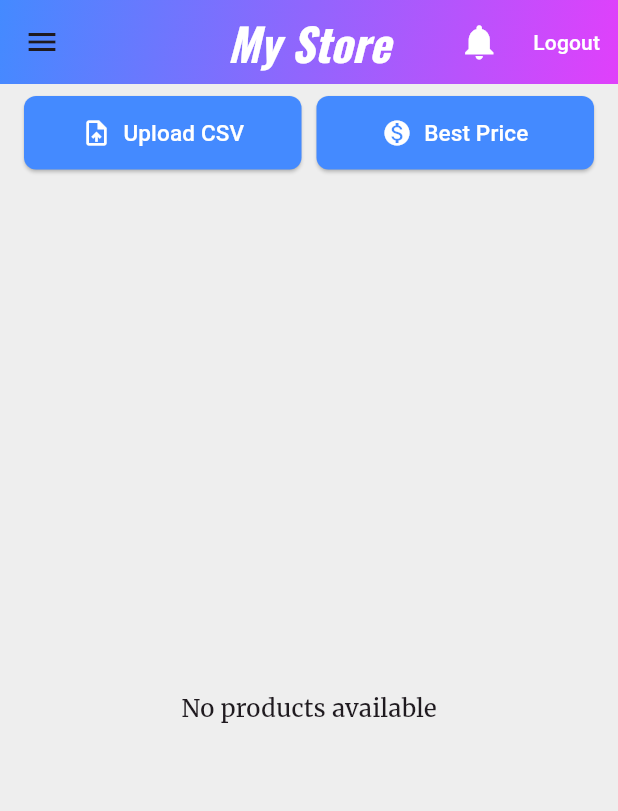
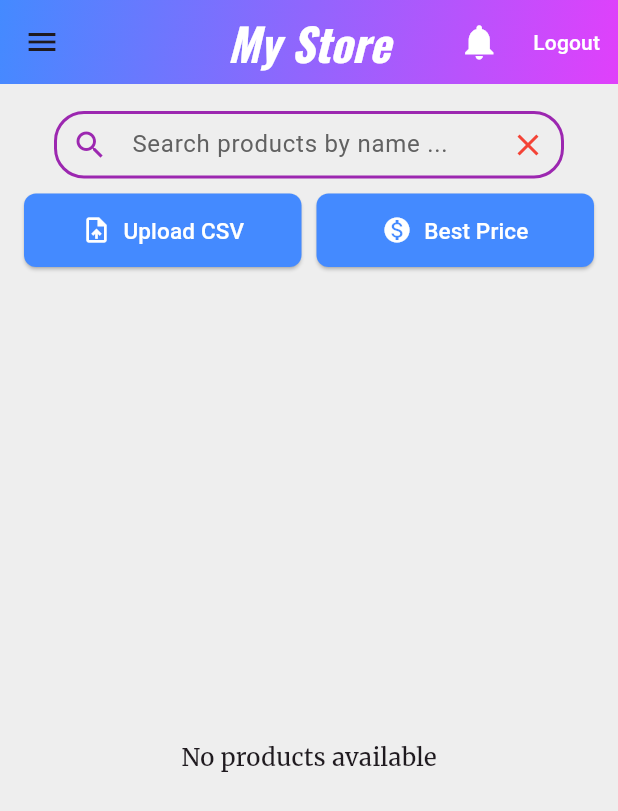
Before and after one commit to rhtmahour/go90Stores, a Flutter app: the MyStore screen opened directly with empty values, on a phone screen of 412 x 824 dp. Shown: the top 811 px of the screen. Run offline on Flutter 3.47's test engine with Material 3 defaults, Android fonts, the phone set to English and light mode, and no system bars; our stand-ins replace badges, carousel_slider, cloud_firestore, csv, dio, dots_indicator and 9 more; missing offline and left inert: flutter_stripe; accounts and stored records are empty; network calls fail.

Commit message:
code on date 1-04-2025

```diff
--- a/lib/mystore.dart
+++ b/lib/mystore.dart
@@ -24,6 +24,7 @@ class MyStore extends StatefulWidget {
 }
 
 class MyStoreState extends State<MyStore> {
+  final TextEditingController _searchController = TextEditingController();
   Future<void> _signOut(BuildContext context) async {
     final bool? confirmLogout = await showDialog<bool>(
       context: context,
@@ -419,6 +420,73 @@ class MyStoreState extends State<MyStore> {
         padding: const EdgeInsets.symmetric(horizontal: 16, vertical: 8),
         child: Column(
           children: [
+            Padding(
+              padding: const EdgeInsets.all(10.0),
+              child: Container(
+                height: 45,
+                padding: const EdgeInsets.symmetric(horizontal: 10),
+                child: Center(
+                  child: TextField(
+                    controller: _searchController,
+                    decoration: InputDecoration(
+                      filled: true, // Adds background color to the search bar
+                      fillColor:
+                          Colors.grey[200], // Set a light background color
+                      contentPadding: EdgeInsets.symmetric(
+                          vertical: 15, horizontal: 20), // Add some padding
+                      labelText: 'Search products by name ...',
+                      labelStyle: TextStyle(
+                          color:
+                              Colors.grey[700]), // Customize label text color
+                      hintText: 'Find the best deals...',
+                      hintStyle: TextStyle(
+                          color: Colors.grey[500],
+                          fontSize: 14), // Set hint text style
+                      prefixIcon: Icon(Icons.search,
+                          color:
+                              Colors.purple), // Customize the search icon color
+                      suffixIcon: IconButton(
+                        icon: Icon(Icons.close,
+                            color: Colors
+                                .red), // Add a clear (close) button to reset search
+                        onPressed: () {
+                          _searchController.clear(); // Clear the search text
+                          FocusScope.of(context)
+                              .unfocus(); // Dismiss the keyboard
+                        },
+                      ),
+                      enabledBorder: OutlineInputBorder(
+                        borderRadius:
+                            BorderRadius.circular(20), // Add rounded corners
+                        borderSide: BorderSide(
+                            color: Colors.purple,
+                            width: 2), // Border color when not focused
+                      ),
+                      focusedBorder: OutlineInputBorder(
+                        borderRadius:
+                            BorderRadius.circular(25), // Rounded corners
+                        borderSide: BorderSide(
+                            color: Colors.blue,
+                            width: 2), // Border color when focused
+                      ),
+                    ),
+                    /*onSubmitted: (searchQuery) {
+                      searchQuery = _searchController.text.trim();
+                      if (searchQuery.isNotEmpty) {
+                        Navigator.push(
+                          context,
+                          MaterialPageRoute(
+                            builder: (context) => ProductSearchPage(
+                              searchQuery: searchQuery,
+                            ),
+                          ),
+                        );
+                      }
+                    },*/
+                  ),
+                ),
+              ),
+            ),
             _buildButtonsRow(),
             const SizedBox(height: 16),
             Expanded(child: _buildProductList()),
```
Also changed, not shown: 4 other files.
